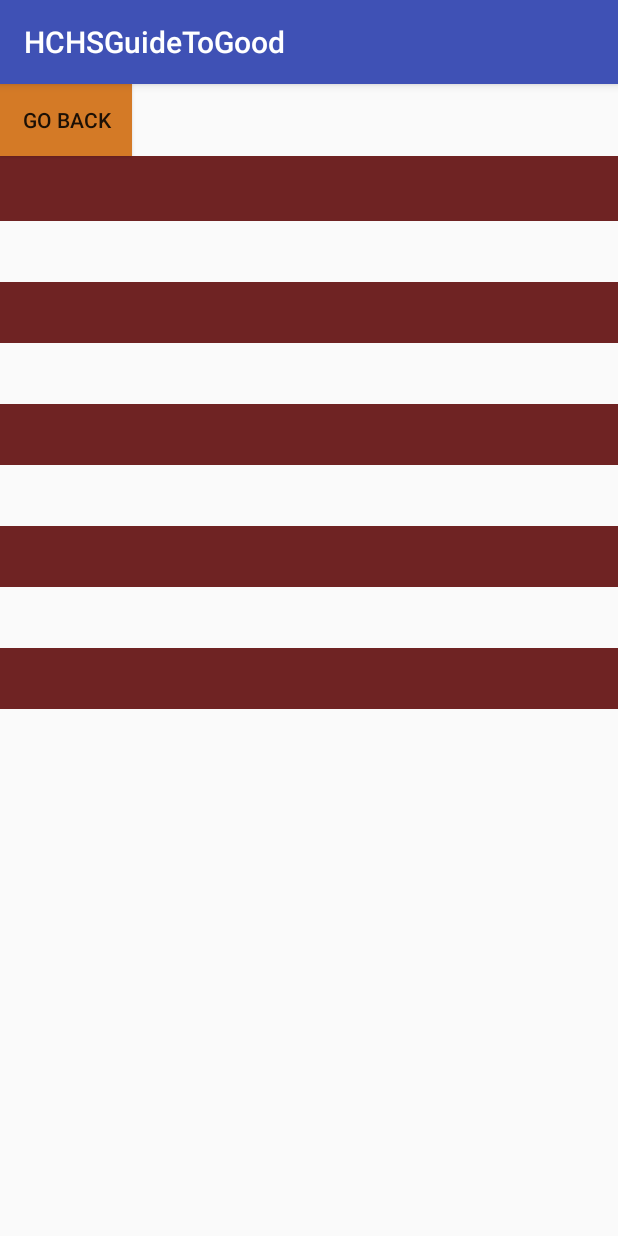
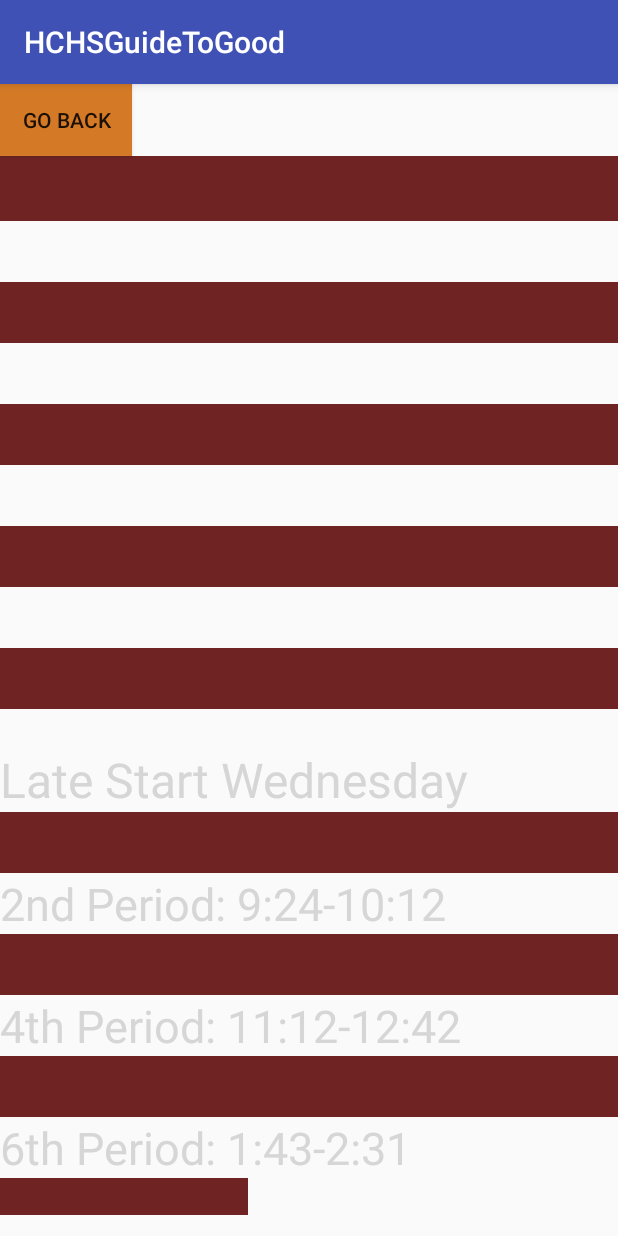
Before and after one commit to CaigePianoPlayer/FinalProject, an Android app: the BellSchedule screen opened directly, with no data from a screen before it, on a phone screen of 412 x 824 dp. Run offline under Robolectric (Android 15) with nearby library versions, the phone set to English and light mode, and no system bars.

Commit message:
Bell Schedule Part 2 XMl

```diff
--- a/app/src/main/res/layout/bellschedule.xml
+++ b/app/src/main/res/layout/bellschedule.xml
@@ -105,4 +105,85 @@
         android:textColor="@color/abc_background_cache_hint_selector_material_light"
         android:textSize="30dp"
         android:background="#FF6F2323" />
+
+    <Space
+        android:layout_width="match_parent"
+        android:layout_height="25dp"
+        android:layout_gravity="center_horizontal" />
+
+    <TextView
+        android:layout_width="fill_parent"
+        android:layout_height="wrap_content"
+        android:textAppearance="?android:attr/textAppearanceMedium"
+        android:text="Late Start Wednesday "
+        android:id="@+id/textView11"
+        android:textSize="32dp"
+        android:textColor="@color/abc_input_method_navigation_guard" />
+
+    <TextView
+        android:layout_width="fill_parent"
+        android:layout_height="wrap_content"
+        android:textAppearance="?android:attr/textAppearanceMedium"
+        android:text="1st Period: 8:30-9:18"
+        android:id="@+id/textView12"
+        android:textSize="30dp"
+        android:textColor="@color/abc_background_cache_hint_selector_material_light"
+        android:background="#FF6F2323" />
+
+    <TextView
+        android:layout_width="fill_parent"
+        android:layout_height="wrap_content"
+        android:textAppearance="?android:attr/textAppearanceMedium"
+        android:text="2nd Period: 9:24-10:12"
+        android:id="@+id/textView13"
+        android:textColor="@color/abc_input_method_navigation_guard"
+        android:textSize="30dp" />
+
+    <TextView
+        android:layout_width="fill_parent"
+        android:layout_height="wrap_content"
+        android:textAppearance="?android:attr/textAppearanceMedium"
+        android:text="3rd Period: 10:18-11:06"
+        android:id="@+id/textView14"
+        android:background="#FF6F2323"
+        android:textColor="@color/abc_background_cache_hint_selector_material_light"
+        android:textSize="30dp" />
+
+    <TextView
+        android:layout_width="fill_parent"
+        android:layout_height="wrap_content"
+        android:textAppearance="?android:attr/textAppearanceMedium"
+        android:text="4th Period: 11:12-12:42"
+        android:id="@+id/textView15"
+        android:textColor="@color/abc_input_method_navigation_guard"
+        android:textSize="30dp" />
+
+    <TextView
+        android:layout_width="fill_parent"
+        android:layout_height="wrap_content"
+        android:textAppearance="?android:attr/textAppearanceMedium"
+        android:text="5th Period: 12:48-1:37"
+        android:id="@+id/textView16"
+        android:background="#FF6F2323"
+        android:textSize="30dp"
+        android:textColor="@color/abc_background_cache_hint_selector_material_light" />
+
+    <TextView
+        android:layout_width="fill_parent"
+        android:layout_height="wrap_content"
+        android:textAppearance="?android:attr/textAppearanceMedium"
+        android:text="6th Period: 1:43-2:31"
+        android:id="@+id/textView17"
+        android:textColor="@color/abc_input_method_navigation_guard"
+        android:textSize="30dp" />
+
+    <TextView
+        android:layout_width="wrap_content"
+        android:layout_height="wrap_content"
+        android:textAppearance="?android:attr/textAppearanceMedium"
+        android:text="7th Period: 2:37-3:25"
+        android:id="@+id/textView18"
+        android:textColor="@color/abc_background_cache_hint_selector_material_light"
+        android:background="#FF6F2323" />
+
 </LinearLayout>
```
